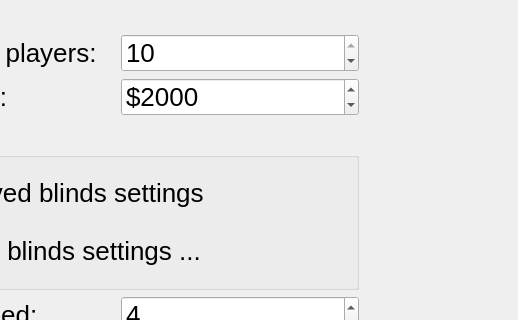
Above: src/gui/qt/gui_800x480/newgamedialog_800x480.ui from ph4n70mr1ddl3r/pokerth before the change; both pictures show x 282 to 800 and y 0 to 320 of the 800 by 424 pixel window. Below: the same form after it.
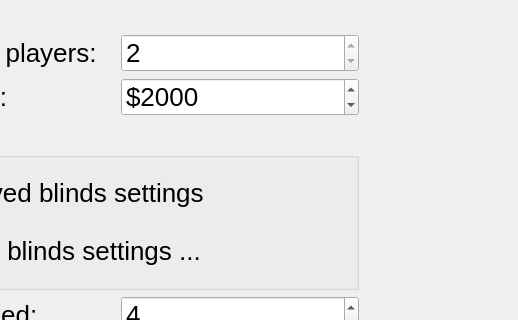
That is the form after the change. Icons and pictures are not drawn.

```diff
--- a/src/gui/qt/gui_800x480/newgamedialog_800x480.ui
+++ b/src/gui/qt/gui_800x480/newgamedialog_800x480.ui
@@ -111,10 +111,10 @@
              <number>2</number>
             </property>
             <property name="maximum">
-             <number>10</number>
+              <number>2</number>
             </property>
             <property name="value">
-             <number>10</number>
+              <number>2</number>
             </property>
            </widget>
           </item>
```
Lines whose indentation alone changed are shown as unchanged.
